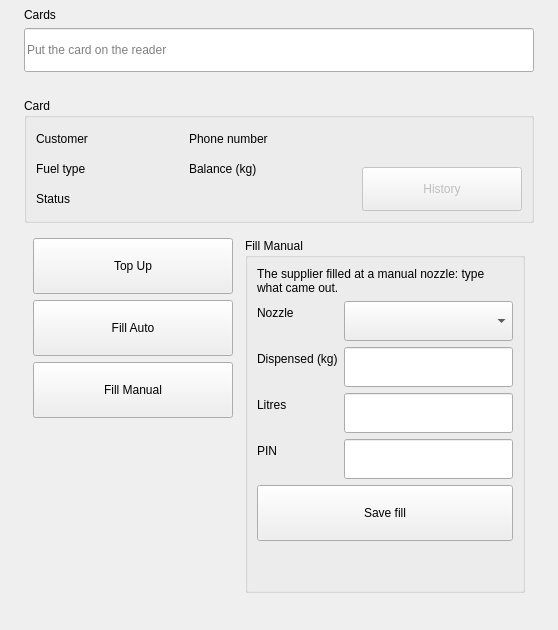
Before: the Qt Designer form smart210/src/cards/CardPage.ui in atosdev7/GasStaion, drawn with Qt 5.
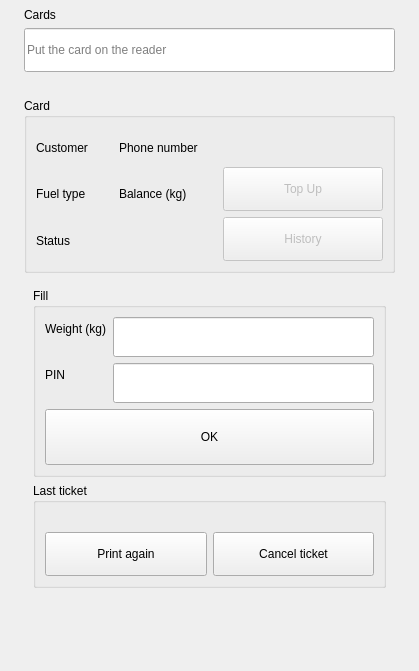
After: the same form once the commit is applied. The open tabs and pages were chosen to show the change.

Commit message: A card fill is a ticket: the card pays, a ticket is printed and the supplier scans it

```diff
--- a/smart210/src/cards/CardPage.ui
+++ b/smart210/src/cards/CardPage.ui
@@ -120,6 +120,13 @@
             <property name="sizeHint" stdset="0"><size><width>20</width><height>40</height></size></property>
            </spacer>
           </item>
+          <item>
+           <widget class="QPushButton" name="cardTopUpButton">
+            <property name="text"><string>Top Up</string></property>
+            <property name="enabled"><bool>false</bool></property>
+            <property name="minimumSize"><size><width>160</width><height>44</height></size></property>
+           </widget>
+          </item>
           <item>
            <widget class="QPushButton" name="cardHistoryButton">
             <property name="text"><string>History</string></property>
@@ -244,58 +251,96 @@
       </layout>
      </widget>
      <widget class="QWidget" name="cardPanelCard">
-      <layout class="QHBoxLayout" name="cardPanelLayout" stretch="0,1">
+      <layout class="QVBoxLayout" name="cardPanelLayout">
        <property name="leftMargin"><number>9</number></property><property name="topMargin"><number>9</number></property><property name="rightMargin"><number>9</number></property><property name="bottomMargin"><number>9</number></property>
        <property name="spacing"><number>12</number></property>
-       <item>
-        <layout class="QVBoxLayout" name="cardActionsColumn">
-         <property name="leftMargin"><number>0</number></property><property name="topMargin"><number>0</number></property><property name="rightMargin"><number>0</number></property><property name="bottomMargin"><number>0</number></property>
-         <property name="spacing"><number>6</number></property>
-         <item>
-        <widget class="QPushButton" name="cardTopUpButton">
-         <property name="text"><string>Top Up</string></property>
-         <property name="checkable"><bool>true</bool></property>
-         <property name="autoExclusive"><bool>true</bool></property>
-         <property name="minimumSize"><size><width>200</width><height>56</height></size></property>
-        </widget>
-       </item>
-         <item>
-        <widget class="QPushButton" name="cardFillAutoButton">
-         <property name="text"><string>Fill Auto</string></property>
-         <property name="checkable"><bool>true</bool></property>
-         <property name="autoExclusive"><bool>true</bool></property>
-         <property name="minimumSize"><size><width>200</width><height>56</height></size></property>
-        </widget>
-       </item>
-         <item>
-        <widget class="QPushButton" name="cardFillManualButton">
-         <property name="text"><string>Fill Manual</string></property>
-         <property name="checkable"><bool>true</bool></property>
-         <property name="autoExclusive"><bool>true</bool></property>
-         <property name="minimumSize"><size><width>200</width><height>56</height></size></property>
-        </widget>
-       </item>
-         <item>
-          <spacer name="spacerActions">
-           <property name="orientation"><enum>Qt::Vertical</enum></property>
-           <property name="sizeType"><enum>QSizePolicy::Expanding</enum></property>
-           <property name="sizeHint" stdset="0"><size><width>20</width><height>40</height></size></property>
-          </spacer>
-         </item>
-        </layout>
-       </item>
        <item>
         <widget class="QStackedWidget" name="cardActionPages">
          <widget class="QWidget" name="cardActionNone">
           <layout class="QVBoxLayout" name="cardActionNoneLayout">
            <property name="leftMargin"><number>0</number></property><property name="topMargin"><number>0</number></property><property name="rightMargin"><number>0</number></property><property name="bottomMargin"><number>0</number></property>
            <item>
-            <widget class="QLabel" name="cardActionNoneLabel">
-             <property name="text"><string>Choose Top Up, Fill Auto or Fill Manual.</string></property>
-             <property name="wordWrap"><bool>true</bool></property>
-             <property name="alignment"><set>Qt::AlignLeading|Qt::AlignLeft|Qt::AlignTop</set></property>
+            <widget class="QGroupBox" name="fillBox">
+             <property name="title"><string>Fill</string></property>
+             <layout class="QVBoxLayout" name="fillLayout">
+              <property name="leftMargin"><number>9</number></property><property name="topMargin"><number>9</number></property><property name="rightMargin"><number>9</number></property><property name="bottomMargin"><number>9</number></property>
+              <property name="spacing"><number>6</number></property>
+              <item>
+               <layout class="QFormLayout" name="fillForm">
+                <property name="leftMargin"><number>0</number></property><property name="topMargin"><number>0</number></property><property name="rightMargin"><number>0</number></property><property name="bottomMargin"><number>0</number></property>
+                <property name="spacing"><number>6</number></property>
+                <item row="0" column="0">
+                 <widget class="QLabel" name="fillKgFieldLabel">
+                  <property name="text"><string>Weight (kg)</string></property>
+                 </widget>
+                </item>
+                <item row="0" column="1">
+                 <widget class="QLineEdit" name="fillKgField">
+                  <property name="minimumSize"><size><width>0</width><height>40</height></size></property>
+                 </widget>
+                </item>
+                <item row="1" column="0">
+                 <widget class="QLabel" name="fillPinFieldLabel">
+                  <property name="text"><string>PIN</string></property>
+                 </widget>
+                </item>
+                <item row="1" column="1">
+                 <widget class="QLineEdit" name="fillPinField">
+                  <property name="echoMode"><enum>QLineEdit::Password</enum></property>
+                  <property name="maxLength"><number>8</number></property>
+                  <property name="minimumSize"><size><width>0</width><height>40</height></size></property>
+                 </widget>
+                </item>
+               </layout>
+              </item>
+              <item>
+               <widget class="QPushButton" name="fillOkButton">
+                <property name="text"><string>OK</string></property>
+                <property name="minimumSize"><size><width>0</width><height>56</height></size></property>
+               </widget>
+              </item>
+             </layout>
             </widget>
            </item>
+           <item>
+            <widget class="QGroupBox" name="ticketBox">
+             <property name="title"><string>Last ticket</string></property>
+             <layout class="QVBoxLayout" name="ticketLayout">
+              <property name="leftMargin"><number>9</number></property><property name="topMargin"><number>9</number></property><property name="rightMargin"><number>9</number></property><property name="bottomMargin"><number>9</number></property>
+              <property name="spacing"><number>6</number></property>
+              <item>
+               <widget class="QLabel" name="ticketLabel">
+                <property name="wordWrap"><bool>true</bool></property>
+               </widget>
+              </item>
+              <item>
+               <layout class="QHBoxLayout" name="ticketButtons">
+                <property name="leftMargin"><number>0</number></property><property name="topMargin"><number>0</number></property><property name="rightMargin"><number>0</number></property><property name="bottomMargin"><number>0</number></property>
+                <property name="spacing"><number>6</number></property>
+                <item>
+                 <widget class="QPushButton" name="ticketPrintButton">
+                  <property name="text"><string>Print again</string></property>
+                  <property name="minimumSize"><size><width>0</width><height>44</height></size></property>
+                 </widget>
+                </item>
+                <item>
+                 <widget class="QPushButton" name="ticketCancelButton">
+                  <property name="text"><string>Cancel ticket</string></property>
+                  <property name="minimumSize"><size><width>0</width><height>44</height></size></property>
+                 </widget>
+                </item>
+               </layout>
+              </item>
+             </layout>
+            </widget>
+           </item>
+           <item>
+            <spacer name="spacerFill">
+             <property name="orientation"><enum>Qt::Vertical</enum></property>
+             <property name="sizeType"><enum>QSizePolicy::Expanding</enum></property>
+             <property name="sizeHint" stdset="0"><size><width>20</width><height>40</height></size></property>
+            </spacer>
+           </item>
           </layout>
          </widget>
          <widget class="QWidget" name="cardActionTopUp">
@@ -367,175 +412,6 @@
        </item>
       </layout>
      </widget>
-         <widget class="QWidget" name="cardActionFillAuto">
-      <layout class="QVBoxLayout" name="cardActionFillAutoLayout">
-       <property name="leftMargin"><number>0</number></property><property name="topMargin"><number>0</number></property><property name="rightMargin"><number>0</number></property><property name="bottomMargin"><number>0</number></property>
-       <item>
-        <widget class="QGroupBox" name="fillBox">
-         <property name="title"><string>Fill Auto</string></property>
-         <layout class="QVBoxLayout" name="fillLayout">
-          <property name="leftMargin"><number>9</number></property>
-          <property name="topMargin"><number>9</number></property>
-          <property name="rightMargin"><number>9</number></property>
-          <property name="bottomMargin"><number>9</number></property>
-          <property name="spacing"><number>6</number></property>
-          <item>
-           <layout class="QFormLayout" name="fillForm">
-            <property name="leftMargin"><number>0</number></property>
-            <property name="topMargin"><number>0</number></property>
-            <property name="rightMargin"><number>0</number></property>
-            <property name="bottomMargin"><number>0</number></property>
-            <property name="spacing"><number>6</number></property>
-            <item row="0" column="0">
-             <widget class="QLabel" name="fillKgFieldLabel">
-              <property name="text"><string>Weight (kg)</string></property>
-             </widget>
-            </item>
-            <item row="0" column="1">
-             <widget class="QLineEdit" name="fillKgField">
-              <property name="minimumSize"><size><width>0</width><height>40</height></size></property>
-             </widget>
-            </item>
-            <item row="1" column="0">
-             <widget class="QLabel" name="fillNozzleComboLabel">
-              <property name="text"><string>Nozzle</string></property>
-             </widget>
-            </item>
-            <item row="1" column="1">
-             <widget class="QComboBox" name="fillNozzleCombo">
-              <property name="minimumSize"><size><width>0</width><height>40</height></size></property>
-             </widget>
-            </item>
-            <item row="2" column="0">
-             <widget class="QLabel" name="fillNozzleStateLabel">
-              <property name="text"><string>Nozzle status</string></property>
-             </widget>
-            </item>
-            <item row="2" column="1">
-             <widget class="QLabel" name="fillNozzleState">
-             </widget>
-            </item>
-            <item row="3" column="0">
-             <widget class="QLabel" name="fillPinFieldLabel">
-              <property name="text"><string>PIN</string></property>
-             </widget>
-            </item>
-            <item row="3" column="1">
-             <widget class="QLineEdit" name="fillPinField">
-              <property name="echoMode"><enum>QLineEdit::Password</enum></property>
-              <property name="maxLength"><number>8</number></property>
-              <property name="minimumSize"><size><width>0</width><height>40</height></size></property>
-             </widget>
-            </item>
-           </layout>
-          </item>
-          <item>
-           <widget class="QPushButton" name="fillStartButton">
-            <property name="text"><string>Start fill</string></property>
-            <property name="minimumSize"><size><width>0</width><height>56</height></size></property>
-           </widget>
-          </item>
-          <item>
-           <spacer name="spacer3">
-            <property name="orientation"><enum>Qt::Vertical</enum></property>
-            <property name="sizeType"><enum>QSizePolicy::Expanding</enum></property>
-            <property name="sizeHint" stdset="0"><size><width>20</width><height>40</height></size></property>
-           </spacer>
-          </item>
-         </layout>
-        </widget>
-       </item>
-      </layout>
-     </widget>
-         <widget class="QWidget" name="cardActionFillManual">
-      <layout class="QVBoxLayout" name="cardActionFillManualLayout">
-       <property name="leftMargin"><number>0</number></property><property name="topMargin"><number>0</number></property><property name="rightMargin"><number>0</number></property><property name="bottomMargin"><number>0</number></property>
-       <item>
-        <widget class="QGroupBox" name="fillManualBox">
-         <property name="title"><string>Fill Manual</string></property>
-         <layout class="QVBoxLayout" name="fillManualLayout">
-          <property name="leftMargin"><number>9</number></property>
-          <property name="topMargin"><number>9</number></property>
-          <property name="rightMargin"><number>9</number></property>
-          <property name="bottomMargin"><number>9</number></property>
-          <property name="spacing"><number>6</number></property>
-          <item>
-           <widget class="QLabel" name="fillManualHint">
-            <property name="text"><string>The supplier filled at a manual nozzle: type what came out.</string></property>
-            <property name="wordWrap"><bool>true</bool></property>
-           </widget>
-          </item>
-          <item>
-           <layout class="QFormLayout" name="fillManualForm">
-            <property name="leftMargin"><number>0</number></property>
-            <property name="topMargin"><number>0</number></property>
-            <property name="rightMargin"><number>0</number></property>
-            <property name="bottomMargin"><number>0</number></property>
-            <property name="spacing"><number>6</number></property>
-            <item row="0" column="0">
-             <widget class="QLabel" name="manualNozzleComboLabel">
-              <property name="text"><string>Nozzle</string></property>
-             </widget>
-            </item>
-            <item row="0" column="1">
-             <widget class="QComboBox" name="manualNozzleCombo">
-              <property name="minimumSize"><size><width>0</width><height>40</height></size></property>
-             </widget>
-            </item>
-            <item row="1" column="0">
-             <widget class="QLabel" name="manualKgFieldLabel">
-              <property name="text"><string>Dispensed (kg)</string></property>
-             </widget>
-            </item>
-            <item row="1" column="1">
-             <widget class="QLineEdit" name="manualKgField">
-              <property name="minimumSize"><size><width>0</width><height>40</height></size></property>
-             </widget>
-            </item>
-            <item row="2" column="0">
-             <widget class="QLabel" name="manualLitersFieldLabel">
-              <property name="text"><string>Litres</string></property>
-             </widget>
-            </item>
-            <item row="2" column="1">
-             <widget class="QLineEdit" name="manualLitersField">
-              <property name="readOnly"><bool>true</bool></property>
-              <property name="focusPolicy"><enum>Qt::NoFocus</enum></property>
-              <property name="minimumSize"><size><width>0</width><height>40</height></size></property>
-             </widget>
-            </item>
-            <item row="3" column="0">
-             <widget class="QLabel" name="manualPinFieldLabel">
-              <property name="text"><string>PIN</string></property>
-             </widget>
-            </item>
-            <item row="3" column="1">
-             <widget class="QLineEdit" name="manualPinField">
-              <property name="echoMode"><enum>QLineEdit::Password</enum></property>
-              <property name="maxLength"><number>8</number></property>
-              <property name="minimumSize"><size><width>0</width><height>40</height></size></property>
-             </widget>
-            </item>
-           </layout>
-          </item>
-          <item>
-           <widget class="QPushButton" name="manualSaveButton">
-            <property name="text"><string>Save fill</string></property>
-            <property name="minimumSize"><size><width>0</width><height>56</height></size></property>
-           </widget>
-          </item>
-          <item>
-           <spacer name="spacer4">
-            <property name="orientation"><enum>Qt::Vertical</enum></property>
-            <property name="sizeType"><enum>QSizePolicy::Expanding</enum></property>
-            <property name="sizeHint" stdset="0"><size><width>20</width><height>40</height></size></property>
-           </spacer>
-          </item>
-         </layout>
-        </widget>
-       </item>
-      </layout>
-     </widget>
         </widget>
        </item>
       </layout>
```
Left out of the diff: 4 changed lines with no effect on the pictures. The commit also changes 43 other files.
